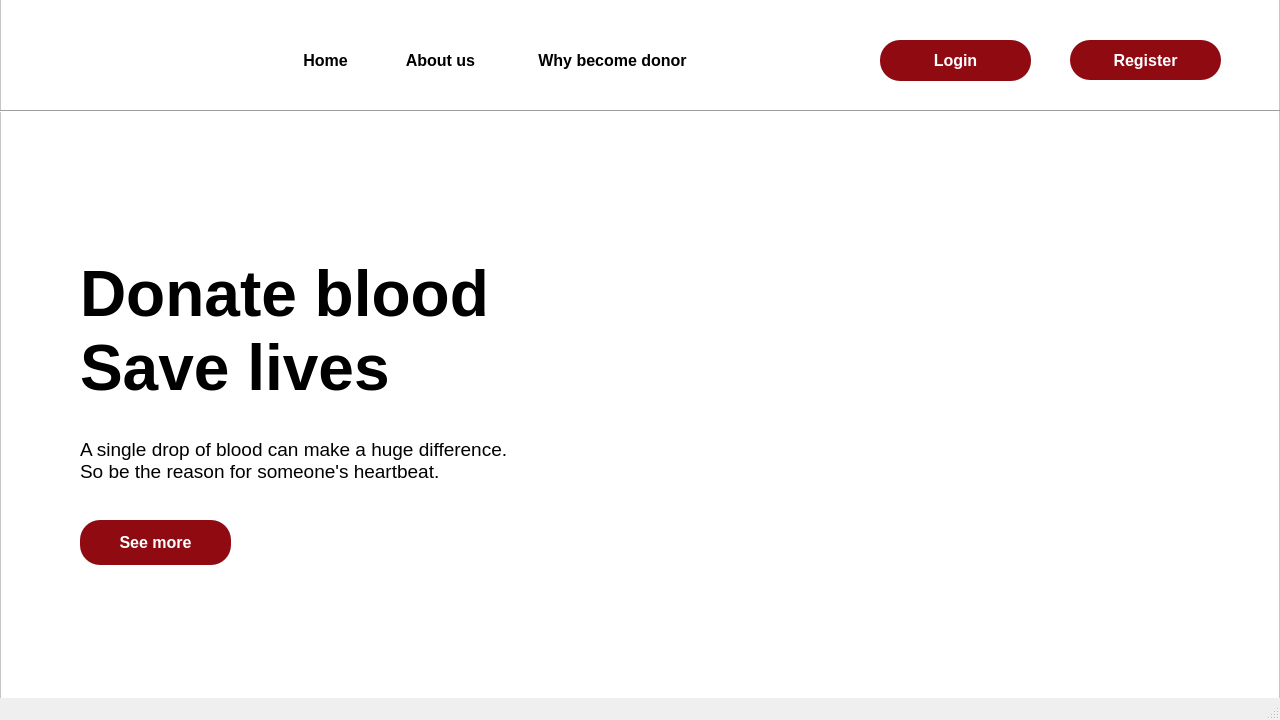
Rista10/Final, file mainwindow.ui: the form before one commit.
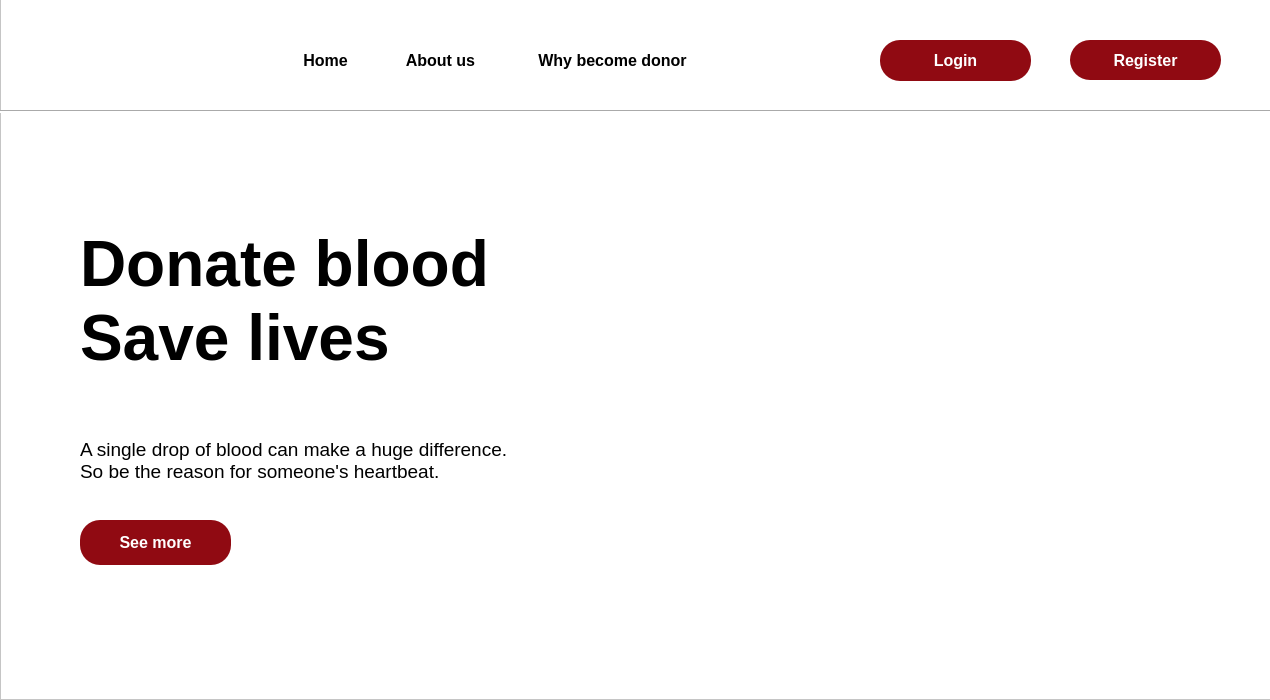
The form after the commit. Icons and pictures are not drawn.

Patch:
```diff
--- a/mainwindow.ui
+++ b/mainwindow.ui
@@ -6,14 +6,14 @@
    <rect>
     <x>0</x>
     <y>0</y>
-    <width>1280</width>
-    <height>720</height>
+    <width>1270</width>
+    <height>700</height>
    </rect>
   </property>
-  <property name="minimumSize">
+  <property name="maximumSize">
    <size>
-    <width>1280</width>
-    <height>720</height>
+    <width>16777215</width>
+    <height>16777215</height>
    </size>
   </property>
   <property name="font">
@@ -31,6 +31,9 @@
 }</string>
   </property>
   <widget class="QWidget" name="centralwidget">
+   <property name="styleSheet">
+    <string notr="true">background-color:white;</string>
+   </property>
    <widget class="QFrame" name="frame">
     <property name="geometry">
      <rect>
@@ -130,8 +133,8 @@
       <rect>
        <x>80</x>
        <y>225</y>
-       <width>791</width>
-       <height>251</height>
+       <width>531</width>
+       <height>191</height>
       </rect>
      </property>
      <property name="font">
@@ -363,7 +366,6 @@
     </rect>
    </property>
   </widget>
-  <widget class="QStatusBar" name="statusbar"/>
  </widget>
  <resources/>
  <connections/>
```
Left out of the diff: 2 changed lines with no effect on the pictures.
